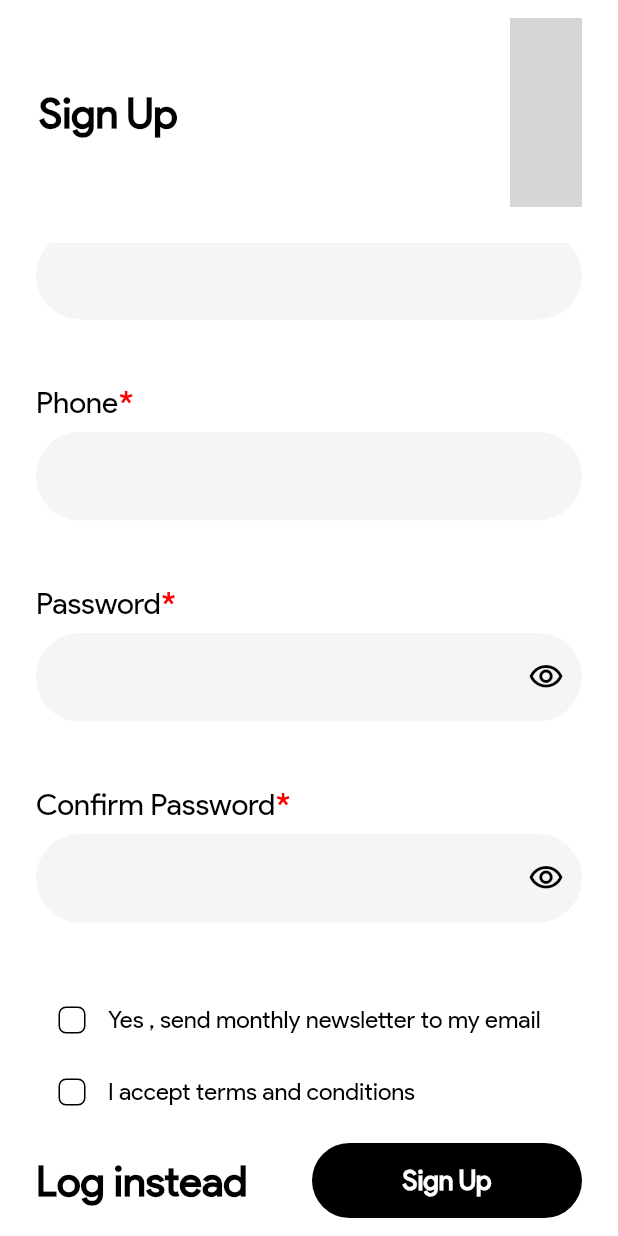
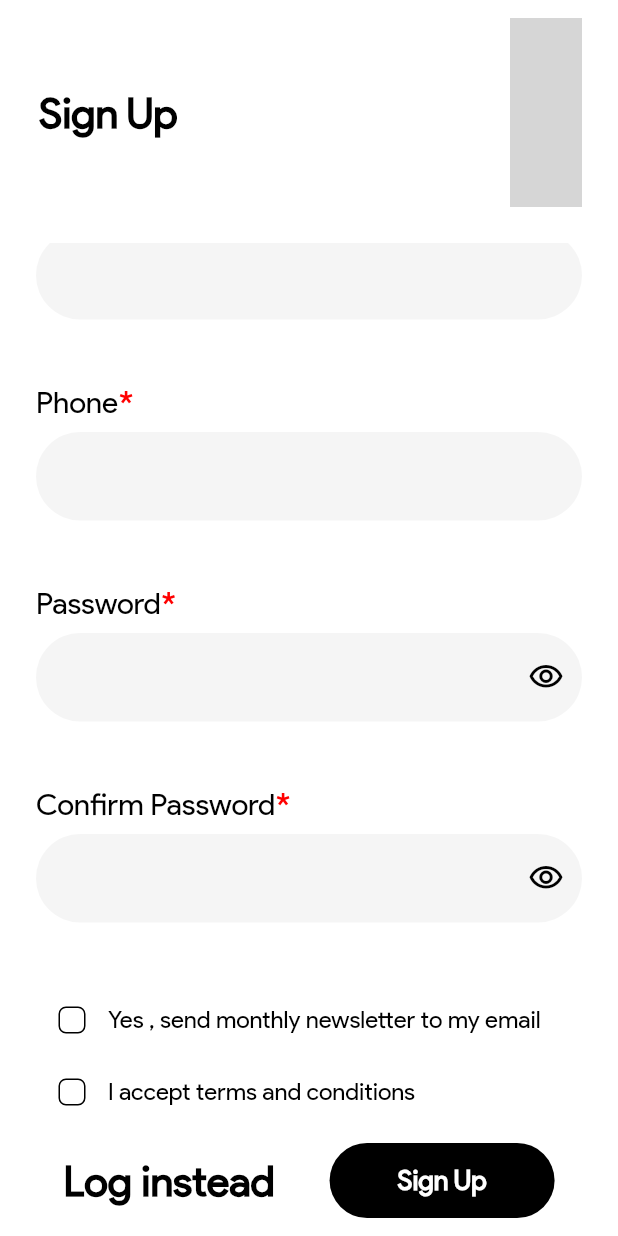
Before and after one commit to jayachandranmd/avail-itech-hackfest, a Flutter app: the SignUp screen opened directly, scrolled down 325 dp, on a phone screen of 412 x 824 dp. Run offline on Flutter 3.47's test engine with Material 2 defaults, Android fonts, the phone set to English and light mode, and no system bars; drawn by our look-alikes of cached_network_image; our stand-ins replace card_swiper, cloud_firestore, firebase_auth, firebase_core, fluttertoast, hexcolor and 1 more; accounts and stored records are empty; network calls fail; grey boxes are pictures that could not be loaded.

Commit message:
OverFlow error resolved

```diff
--- a/lib/screens/auth/sign_up.dart
+++ b/lib/screens/auth/sign_up.dart
@@ -324,7 +324,7 @@ class _SignUpState extends State<SignUp> {
               ),
               sBoxH10,
               Row(
-                mainAxisAlignment: MainAxisAlignment.spaceBetween,
+                mainAxisAlignment: MainAxisAlignment.spaceAround,
                 children: [
                   GestureDetector(
                       child: Text(
@@ -338,7 +338,7 @@ class _SignUpState extends State<SignUp> {
                                 builder: (context) => const Login()));
                       }),
                   SizedBox(
-                    width: 180,
+                    width: 150,
                     height: 50,
                     child: ElevatedButton(
                       onPressed: () async {
```
